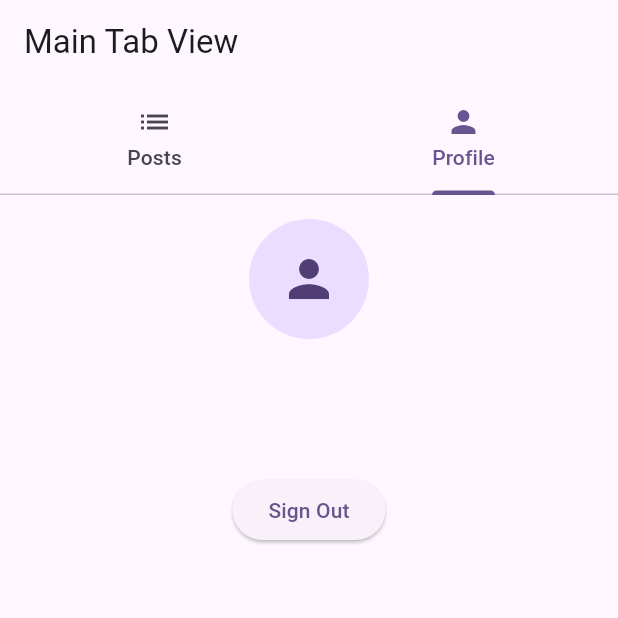
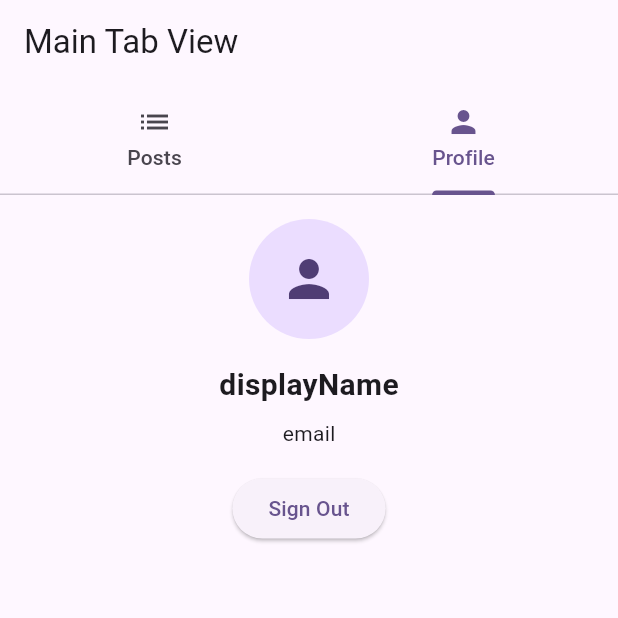
Before and after one commit to circuitbreak98/basketball-lab-flutter, a Flutter app: the screen it shows once a user with an empty profile is signed in, tab 2 chosen, on a phone screen of 412 x 824 dp, the top half of it. Run offline on Flutter 3.47's test engine with Material 3 defaults, Android fonts, the light colour scheme and no system bars; our stand-ins replace cloud_firestore, firebase_auth, firebase_core; missing offline and left inert: firebase_ui_auth, firebase_ui_oauth_google; accounts and stored records are empty; statements that could not run were skipped.

Commit message:
clean source codes

```diff
--- a/lib/app.dart
+++ b/lib/app.dart
@@ -1,19 +1,32 @@
 import 'package:flutter/material.dart';
-import 'auth_gate.dart';
+import 'loginView.dart';
+import 'postListView.dart';
+
+void main() {
+  runApp(const MyApp());
+}
 
 class MyApp extends StatelessWidget {
   const MyApp({super.key});
+
   @override
   Widget build(BuildContext context) {
     return MaterialApp(
-        theme: ThemeData(
-          colorScheme: ColorScheme.fromSeed(seedColor: Colors.deepPurple),
-          useMaterial3: true,
-        ),
-        //home: const LoginTestView(),
-        //home: LoginTestView(),
-        //home: PostView()
-        home: AuthGate()
+      theme: ThemeData(
+        colorScheme: ColorScheme.fromSeed(seedColor: Colors.deepPurple),
+        useMaterial3: true,
+      ),
+      builder: (context, child) {
+        return Scaffold(
+          body: Center(
+            child: ConstrainedBox(
+              constraints: const BoxConstraints(maxWidth: 800),
+              child: child ?? const SizedBox.shrink(),
+            ),
+          ),
         );
+      },
+      home: const LoginView(),
+    );
   }
 }
--- a/lib/auth_gate.dart
+++ b/lib/loginView.dart
@@ -1,15 +1,11 @@
 import 'package:basketball_lab_flutter/maintabView.dart';
-import 'package:basketball_lab_flutter/postListView.dart';
-import 'package:basketball_lab_flutter/postView.dart';
 import 'package:firebase_auth/firebase_auth.dart' hide EmailAuthProvider;
 import 'package:firebase_ui_auth/firebase_ui_auth.dart';
 import 'package:firebase_ui_oauth_google/firebase_ui_oauth_google.dart'; // new
 import 'package:flutter/material.dart';
 
-import 'home.dart';
-
-class AuthGate extends StatelessWidget {
-  const AuthGate({super.key});
+class LoginView extends StatelessWidget {
+  const LoginView({super.key});
 
   @override
   Widget build(BuildContext context) {
@@ -17,7 +13,7 @@ class AuthGate extends StatelessWidget {
       stream: FirebaseAuth.instance.authStateChanges(),
       builder: (context, snapshot) {
         return snapshot.hasData
-            ? const MainTabView()
+            ? const MainTabView() // user
             : SignInScreen(
                 providers: [
                   EmailAuthProvider(),
--- a/lib/profileView.dart
+++ b/lib/profileView.dart
@@ -1,4 +1,5 @@
 import 'package:flutter/material.dart';
+
 /// profileView.dart
 import 'package:flutter/material.dart';
 import 'package:firebase_auth/firebase_auth.dart';
@@ -14,13 +15,18 @@ class ProfileView extends StatefulWidget {
 
 class _ProfileViewState extends State<ProfileView> {
   final ProfileRepository _repository = ProfileRepository();
-  ProfileModel? _profile;
-  bool _isLoading = true;
+  // ProfileModel? _profile;
+  bool _isLoading = false;
+  ProfileModel? _profile = ProfileModel(
+      uid: "test",
+      displayName: "displayName",
+      email: "email",
+      photoUrl: "https://images.app.goo.gl/dStSuYMTEfajzMDj8");
 
   @override
   void initState() {
     super.initState();
-    _loadUserProfile();
+    // _loadUserProfile();
   }
 
   Future<void> _loadUserProfile() async {
@@ -28,7 +34,7 @@ class _ProfileViewState extends State<ProfileView> {
     if (user != null) {
       final profile = await _repository.getUserProfile(user.uid);
       setState(() {
-        _profile = profile;
+        // _profile = profile;
         _isLoading = false;
       });
     } else {
@@ -53,16 +59,9 @@ class _ProfileViewState extends State<ProfileView> {
       padding: const EdgeInsets.all(16.0),
       child: Column(
         children: [
-          // Profile photo
-          CircleAvatar(
-            radius: 40,
-            backgroundImage: _profile!.photoUrl.isNotEmpty
-                ? NetworkImage(_profile!.photoUrl)
-                : null,
-            child: _profile!.photoUrl.isEmpty
-                ? const Icon(Icons.person, size: 40)
-                : null,
-          ),
+          if (_profile != null)
+            // Profile photo
+            CircleAvatar(radius: 40, child: const Icon(Icons.person, size: 40)),
           const SizedBox(height: 16),
           // Display Name
           Text(
```
Also changed, not shown: lib/home.dart (deleted, +0 -60 lines), lib/loginTest.dart (deleted, +0 -40 lines), lib/postListView.dart (+2 -75 lines), lib/postView.dart (deleted, +0 -113 lines), lib/postWriteView.dart (+79 -0 lines), lib/storeTest.dart (deleted, +0 -58 lines), lib/user.dart (added, +12 -0 lines).
